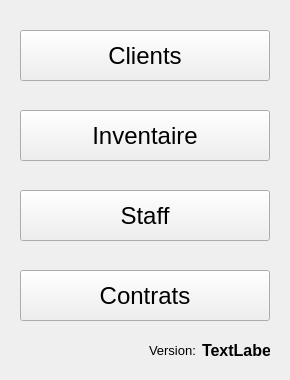
LPOdev/Sploks, file sploks/views/menu.ui: the form before one commit.
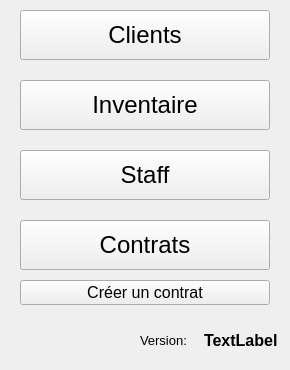
The form after the commit.

Commit message: T10 Ajouter le bouton au menu principal

```diff
--- a/sploks/views/menu.ui
+++ b/sploks/views/menu.ui
@@ -10,19 +10,19 @@
     <x>0</x>
     <y>0</y>
     <width>290</width>
-    <height>380</height>
+    <height>370</height>
    </rect>
   </property>
   <property name="minimumSize">
    <size>
     <width>290</width>
-    <height>380</height>
+    <height>370</height>
    </size>
   </property>
   <property name="maximumSize">
    <size>
     <width>290</width>
-    <height>380</height>
+    <height>370</height>
    </size>
   </property>
   <property name="windowTitle">
@@ -33,9 +33,9 @@
     <property name="geometry">
      <rect>
       <x>20</x>
-      <y>30</y>
+      <y>10</y>
       <width>250</width>
-      <height>51</height>
+      <height>50</height>
      </rect>
     </property>
     <property name="font">
@@ -51,9 +51,9 @@
     <property name="geometry">
      <rect>
       <x>20</x>
-      <y>110</y>
+      <y>80</y>
       <width>250</width>
-      <height>51</height>
+      <height>50</height>
      </rect>
     </property>
     <property name="font">
@@ -69,9 +69,9 @@
     <property name="geometry">
      <rect>
       <x>20</x>
-      <y>190</y>
+      <y>150</y>
       <width>250</width>
-      <height>51</height>
+      <height>50</height>
      </rect>
     </property>
     <property name="font">
@@ -87,9 +87,9 @@
     <property name="geometry">
      <rect>
       <x>20</x>
-      <y>270</y>
+      <y>220</y>
       <width>250</width>
-      <height>51</height>
+      <height>50</height>
      </rect>
     </property>
     <property name="font">
@@ -104,9 +104,9 @@
    <widget class="QWidget" name="horizontalLayoutWidget">
     <property name="geometry">
      <rect>
-      <x>149</x>
-      <y>330</y>
-      <width>121</width>
+      <x>140</x>
+      <y>320</y>
+      <width>138</width>
       <height>41</height>
      </rect>
     </property>
@@ -141,6 +141,24 @@
      </item>
     </layout>
    </widget>
+   <widget class="QPushButton" name="pushButton">
+    <property name="geometry">
+     <rect>
+      <x>20</x>
+      <y>280</y>
+      <width>250</width>
+      <height>25</height>
+     </rect>
+    </property>
+    <property name="font">
+     <font>
+      <pointsize>12</pointsize>
+     </font>
+    </property>
+    <property name="text">
+     <string>Créer un contrat</string>
+    </property>
+   </widget>
   </widget>
  </widget>
  <resources/>
```
